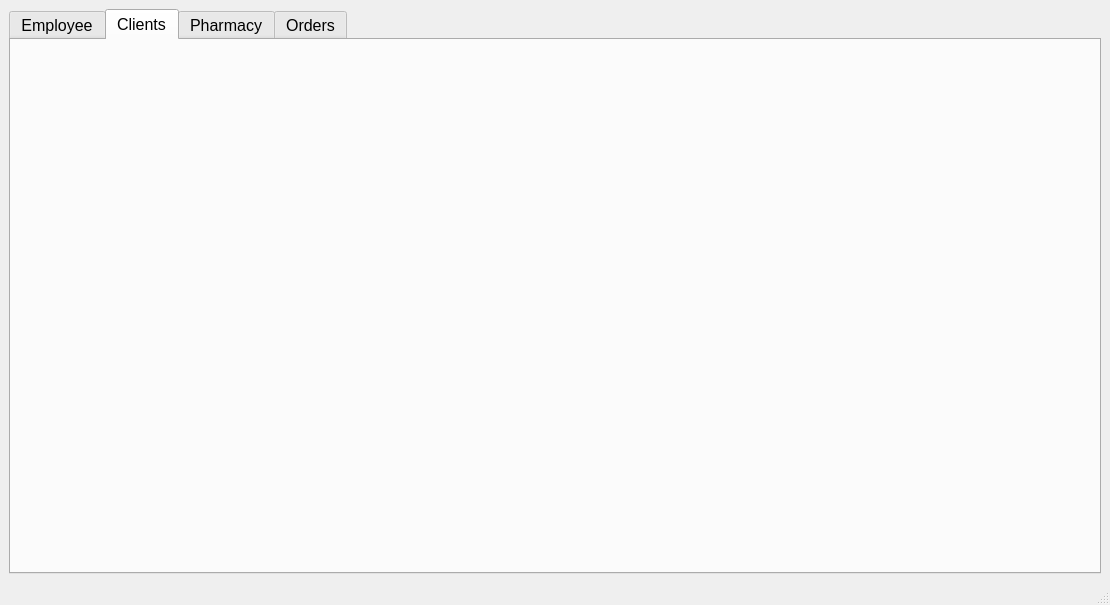
Old version of the form MainWindow_admin.ui in the repository AristidisZ/Login-Register.
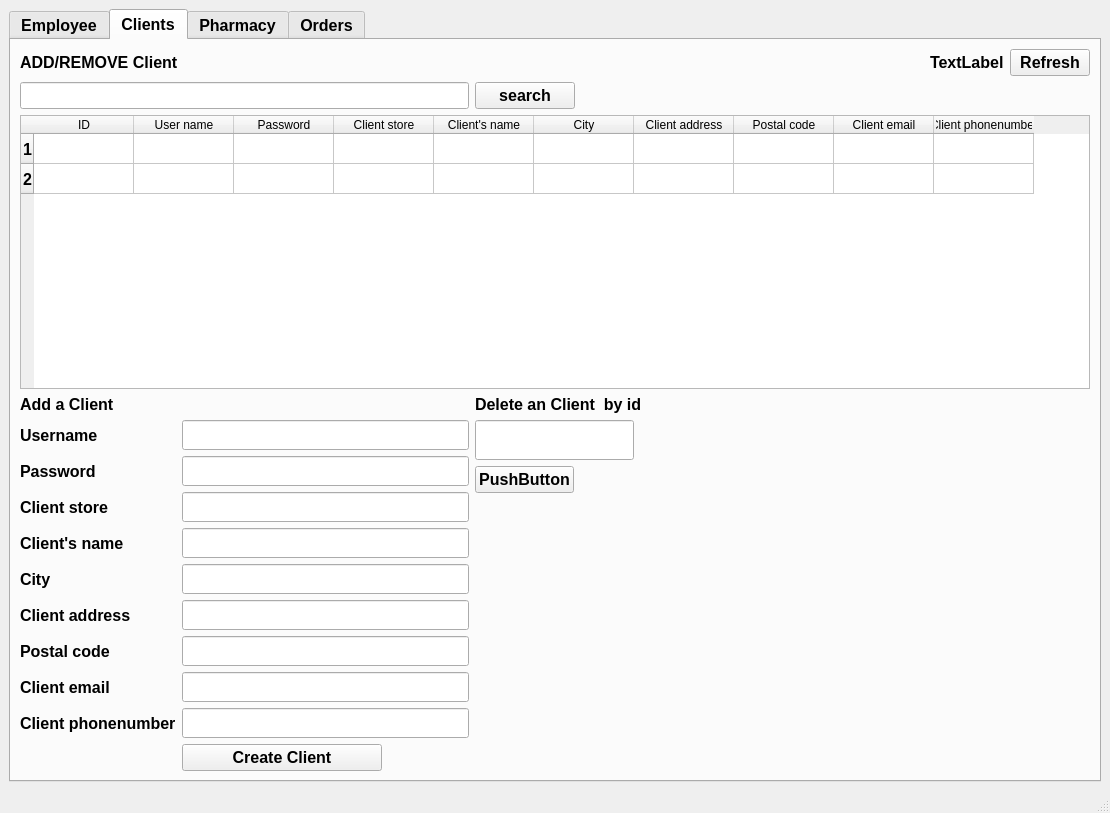
New version of the form. The open tabs and pages were chosen to show the change.

Commit message: main_admin : client,medication create delete refresh

The edit to the form file:
```diff
--- a/MainWindow_admin.ui
+++ b/MainWindow_admin.ui
@@ -7,7 +7,7 @@
     <x>0</x>
     <y>0</y>
     <width>1110</width>
-    <height>605</height>
+    <height>813</height>
    </rect>
   </property>
   <property name="windowTitle">
@@ -15,7 +15,7 @@
   </property>
   <widget class="QWidget" name="centralwidget">
    <layout class="QGridLayout" name="gridLayout">
-    <item row="0" column="0">
+    <item row="0" column="1">
      <widget class="QTabWidget" name="tabWidget">
       <property name="enabled">
        <bool>true</bool>
@@ -35,11 +35,19 @@
       <property name="font">
        <font>
         <pointsize>12</pointsize>
+        <weight>75</weight>
+        <italic>false</italic>
+        <bold>true</bold>
+        <underline>false</underline>
+        <strikeout>false</strikeout>
        </font>
       </property>
       <property name="mouseTracking">
        <bool>true</bool>
       </property>
+      <property name="styleSheet">
+       <string notr="true"/>
+      </property>
       <property name="currentIndex">
        <number>0</number>
       </property>
@@ -336,6 +344,372 @@
        <attribute name="title">
         <string>Clients</string>
        </attribute>
+       <layout class="QGridLayout" name="gridLayout_10">
+        <item row="0" column="0">
+         <widget class="QLabel" name="label_26">
+          <property name="layoutDirection">
+           <enum>Qt::LeftToRight</enum>
+          </property>
+          <property name="styleSheet">
+           <string notr="true">font: 25pt &quot;MS Shell Dlg 2&quot;;</string>
+          </property>
+          <property name="text">
+           <string>ADD/REMOVE Client</string>
+          </property>
+          <property name="scaledContents">
+           <bool>false</bool>
+          </property>
+         </widget>
+        </item>
+        <item row="0" column="2">
+         <widget class="QLabel" name="label_admin_2">
+          <property name="text">
+           <string>TextLabel</string>
+          </property>
+         </widget>
+        </item>
+        <item row="0" column="3">
+         <widget class="QPushButton" name="refresh_button_client">
+          <property name="maximumSize">
+           <size>
+            <width>16777215</width>
+            <height>16777215</height>
+           </size>
+          </property>
+          <property name="text">
+           <string>Refresh</string>
+          </property>
+         </widget>
+        </item>
+        <item row="1" column="0">
+         <widget class="QLineEdit" name="text_search_3"/>
+        </item>
+        <item row="1" column="1">
+         <widget class="QPushButton" name="search_button_3">
+          <property name="maximumSize">
+           <size>
+            <width>100</width>
+            <height>16777215</height>
+           </size>
+          </property>
+          <property name="text">
+           <string>search</string>
+          </property>
+         </widget>
+        </item>
+        <item row="2" column="0" colspan="4">
+         <widget class="QTableWidget" name="clients_table">
+          <property name="minimumSize">
+           <size>
+            <width>0</width>
+            <height>0</height>
+           </size>
+          </property>
+          <property name="sizeAdjustPolicy">
+           <enum>QAbstractScrollArea::AdjustToContentsOnFirstShow</enum>
+          </property>
+          <property name="rowCount">
+           <number>2</number>
+          </property>
+          <property name="columnCount">
+           <number>10</number>
+          </property>
+          <row/>
+          <row/>
+          <column>
+           <property name="text">
+            <string>ID</string>
+           </property>
+          </column>
+          <column>
+           <property name="text">
+            <string>User name</string>
+           </property>
+          </column>
+          <column>
+           <property name="text">
+            <string>Password</string>
+           </property>
+          </column>
+          <column>
+           <property name="text">
+            <string>Client store</string>
+           </property>
+          </column>
+          <column>
+           <property name="text">
+            <string>Client's name</string>
+           </property>
+          </column>
+          <column>
+           <property name="text">
+            <string>City</string>
+           </property>
+          </column>
+          <column>
+           <property name="text">
+            <string>Client address</string>
+           </property>
+          </column>
+          <column>
+           <property name="text">
+            <string>Postal code</string>
+           </property>
+          </column>
+          <column>
+           <property name="text">
+            <string>Client email</string>
+           </property>
+          </column>
+          <column>
+           <property name="text">
+            <string>Client phonenumber</string>
+           </property>
+          </column>
+         </widget>
+        </item>
+        <item row="3" column="0">
+         <layout class="QGridLayout" name="gridLayout_7">
+          <item row="7" column="1">
+           <widget class="QLineEdit" name="text_client_postal_code">
+            <property name="minimumSize">
+             <size>
+              <width>0</width>
+              <height>30</height>
+             </size>
+            </property>
+           </widget>
+          </item>
+          <item row="6" column="0">
+           <widget class="QLabel" name="label_27">
+            <property name="text">
+             <string>Client address</string>
+            </property>
+           </widget>
+          </item>
+          <item row="8" column="0">
+           <widget class="QLabel" name="label_28">
+            <property name="text">
+             <string>Client email</string>
+            </property>
+           </widget>
+          </item>
+          <item row="8" column="1">
+           <widget class="QLineEdit" name="text_client_email">
+            <property name="minimumSize">
+             <size>
+              <width>0</width>
+              <height>30</height>
+             </size>
+            </property>
+           </widget>
+          </item>
+          <item row="10" column="1">
+           <widget class="QPushButton" name="create_button_client">
+            <property name="maximumSize">
+             <size>
+              <width>200</width>
+              <height>16777215</height>
+             </size>
+            </property>
+            <property name="text">
+             <string>Create Client</string>
+            </property>
+           </widget>
+          </item>
+          <item row="2" column="0">
+           <widget class="QLabel" name="label_29">
+            <property name="text">
+             <string>Password</string>
+            </property>
+           </widget>
+          </item>
+          <item row="1" column="0">
+           <widget class="QLabel" name="label_30">
+            <property name="text">
+             <string>Username</string>
+            </property>
+           </widget>
+          </item>
+          <item row="2" column="1">
+           <widget class="QLineEdit" name="text_password_client">
+            <property name="sizePolicy">
+             <sizepolicy hsizetype="Expanding" vsizetype="Expanding">
+              <horstretch>0</horstretch>
+              <verstretch>0</verstretch>
+             </sizepolicy>
+            </property>
+            <property name="minimumSize">
+             <size>
+              <width>0</width>
+              <height>30</height>
+             </size>
+            </property>
+           </widget>
+          </item>
+          <item row="4" column="1">
+           <widget class="QLineEdit" name="text_client_name">
+            <property name="sizePolicy">
+             <sizepolicy hsizetype="Expanding" vsizetype="Expanding">
+              <horstretch>0</horstretch>
+              <verstretch>0</verstretch>
+             </sizepolicy>
+            </property>
+            <property name="minimumSize">
+             <size>
+              <width>0</width>
+              <height>30</height>
+             </size>
+            </property>
+           </widget>
+          </item>
+          <item row="1" column="1">
+           <widget class="QLineEdit" name="text_username_client">
+            <property name="sizePolicy">
+             <sizepolicy hsizetype="Expanding" vsizetype="Expanding">
+              <horstretch>0</horstretch>
+              <verstretch>0</verstretch>
+             </sizepolicy>
+            </property>
+            <property name="minimumSize">
+             <size>
+              <width>0</width>
+              <height>30</height>
+             </size>
+            </property>
+           </widget>
+          </item>
+          <item row="3" column="1">
+           <widget class="QLineEdit" name="text_client_store">
+            <property name="sizePolicy">
+             <sizepolicy hsizetype="Expanding" vsizetype="Expanding">
+              <horstretch>0</horstretch>
+              <verstretch>0</verstretch>
+             </sizepolicy>
+            </property>
+            <property name="minimumSize">
+             <size>
+              <width>0</width>
+              <height>30</height>
+             </size>
+            </property>
+           </widget>
+          </item>
+          <item row="0" column="0">
+           <widget class="QLabel" name="label_31">
+            <property name="styleSheet">
+             <string notr="true">font: 12pt &quot;MS Shell Dlg 2&quot;;</string>
+            </property>
+            <property name="text">
+             <string>Add a Client</string>
+            </property>
+           </widget>
+          </item>
+          <item row="4" column="0">
+           <widget class="QLabel" name="label_32">
+            <property name="text">
+             <string>Client's name</string>
+            </property>
+           </widget>
+          </item>
+          <item row="3" column="0">
+           <widget class="QLabel" name="label_33">
+            <property name="text">
+             <string>Client store</string>
+            </property>
+           </widget>
+          </item>
+          <item row="5" column="0">
+           <widget class="QLabel" name="label_34">
+            <property name="text">
+             <string>City</string>
+            </property>
+           </widget>
+          </item>
+          <item row="5" column="1">
+           <widget class="QLineEdit" name="text_client_city">
+            <property name="sizePolicy">
+             <sizepolicy hsizetype="Expanding" vsizetype="Expanding">
+              <horstretch>0</horstretch>
+              <verstretch>0</verstretch>
+             </sizepolicy>
+            </property>
+            <property name="minimumSize">
+             <size>
+              <width>0</width>
+              <height>30</height>
+             </size>
+            </property>
+           </widget>
+          </item>
+          <item row="6" column="1">
+           <widget class="QLineEdit" name="text_client_address">
+            <property name="minimumSize">
+             <size>
+              <width>0</width>
+              <height>30</height>
+             </size>
+            </property>
+           </widget>
+          </item>
+          <item row="7" column="0">
+           <widget class="QLabel" name="label_35">
+            <property name="text">
+             <string>Postal code</string>
+            </property>
+           </widget>
+          </item>
+          <item row="9" column="1">
+           <widget class="QLineEdit" name="text_client_phone">
+            <property name="minimumSize">
+             <size>
+              <width>0</width>
+              <height>30</height>
+             </size>
+            </property>
+           </widget>
+          </item>
+          <item row="9" column="0">
+           <widget class="QLabel" name="label_36">
+            <property name="text">
+             <string>Client phonenumber</string>
+            </property>
+           </widget>
+          </item>
+         </layout>
+        </item>
+        <item row="3" column="1">
+         <layout class="QFormLayout" name="formLayout_6">
+          <item row="2" column="0">
+           <widget class="QPushButton" name="delete_client_button">
+            <property name="text">
+             <string>PushButton</string>
+            </property>
+           </widget>
+          </item>
+          <item row="0" column="0">
+           <widget class="QLabel" name="label_25">
+            <property name="styleSheet">
+             <string notr="true">font: 12pt &quot;MS Shell Dlg 2&quot;;</string>
+            </property>
+            <property name="text">
+             <string>Delete an Client  by id</string>
+            </property>
+           </widget>
+          </item>
+          <item row="1" column="0">
+           <widget class="QLineEdit" name="text_id_client">
+            <property name="minimumSize">
+             <size>
+              <width>0</width>
+              <height>40</height>
+             </size>
+            </property>
+           </widget>
+          </item>
+         </layout>
+        </item>
+       </layout>
       </widget>
       <widget class="QWidget" name="tab_3">
        <attribute name="title">
```
Left out of the diff: 788 changed lines with no effect on the pictures. The commit also changes 3 other files.
